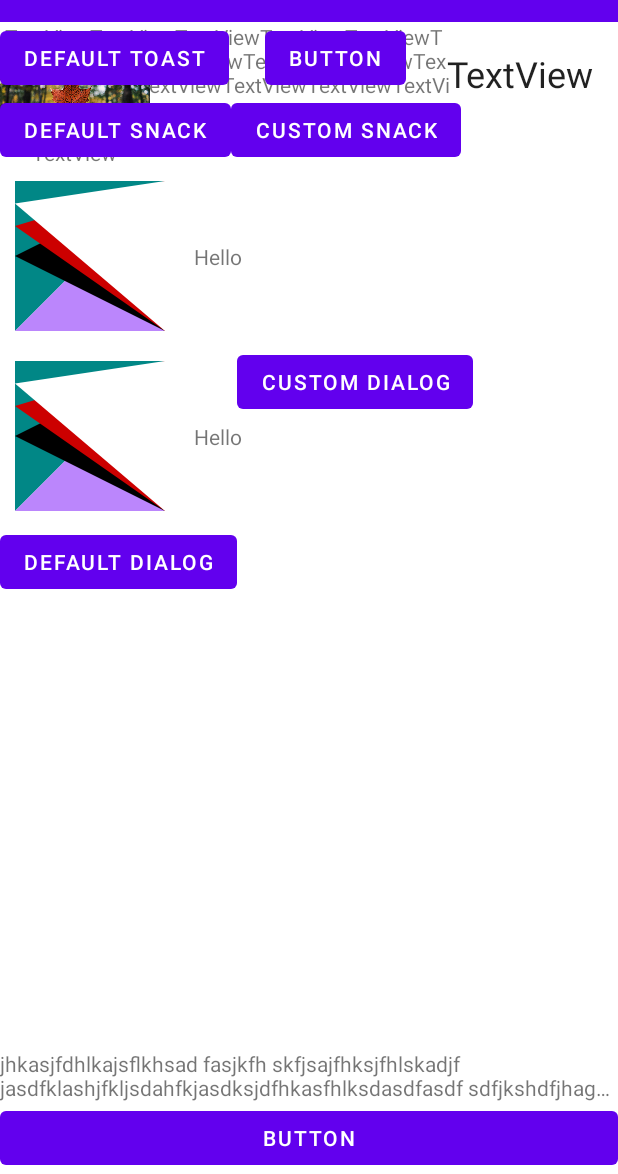
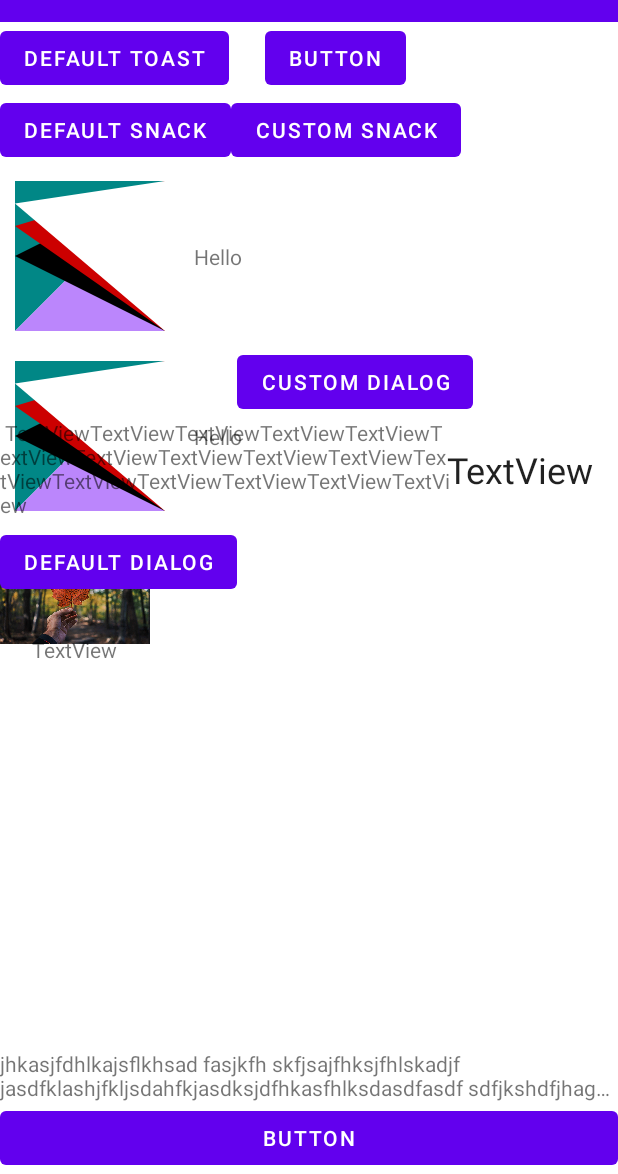
Before and after one commit to sanamdongol/ncit_2021, an Android app: the screen it shows after launch (CustomActivity), on a phone screen of 412 x 824 dp, the part 62-1236 px from its top. Run offline under Robolectric (Android 15) with nearby library versions, the phone set to English and light mode, and no system bars.

Commit message:
Constraint added

```diff
--- a/app/src/main/res/layout/activity_custom.xml
+++ b/app/src/main/res/layout/activity_custom.xml
@@ -101,7 +101,7 @@
         app:layout_constraintEnd_toStartOf="@+id/textView19"
         app:layout_constraintHorizontal_bias="0.0"
         app:layout_constraintStart_toStartOf="parent"
-        tools:layout_editor_absoluteY="176dp" />
+        app:layout_constraintTop_toBottomOf="@+id/btn_custom_dialog" />
 
     <TextView
         style="@style/TextAppearance.AppCompat.Headline"
@@ -119,9 +119,9 @@
         android:id="@+id/imageView12"
         android:layout_width="100dp"
         android:layout_height="100dp"
-        app:srcCompat="@drawable/canada"
-        tools:layout_editor_absoluteX="0dp"
-        tools:layout_editor_absoluteY="252dp" />
+        app:layout_constraintStart_toStartOf="parent"
+        app:layout_constraintTop_toBottomOf="@+id/textView18"
+        app:srcCompat="@drawable/canada" />
 
     <TextView
         android:id="@+id/textView20"
```
